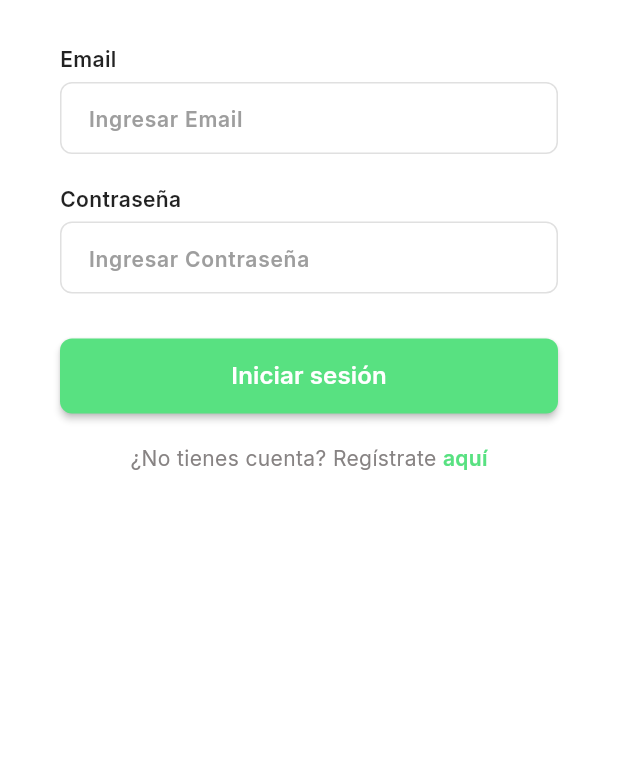
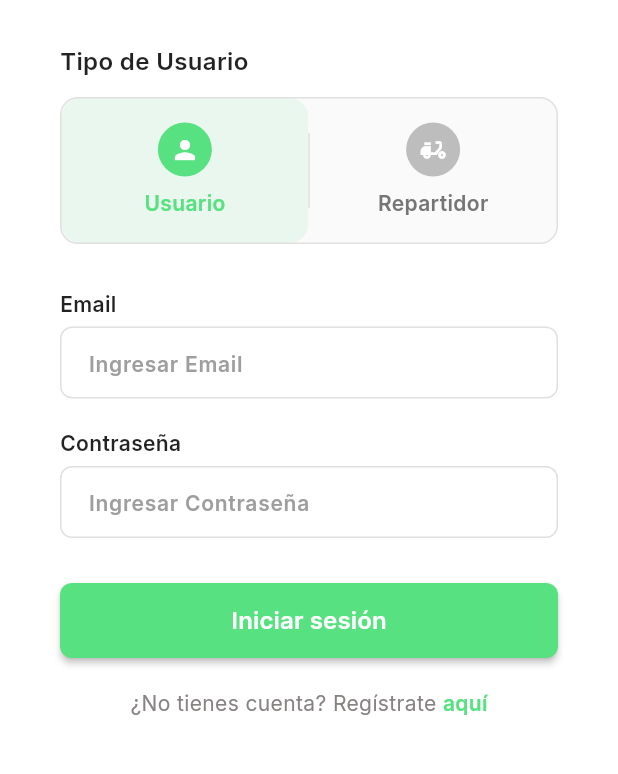
Before and after one commit to jaherrera2004/MiMercado-Frontend-Movil, a Flutter app: the IniciarSesionScreen screen opened by its route, on a phone screen of 412 x 824 dp, the part 365-1139 px from its top. Run offline on Flutter 3.47's test engine with Material 3 defaults, Android fonts, the phone set to English and light mode, and no system bars; our stand-ins replace google_fonts.

Commit message:
seleccionar tipo de usuario

```diff
--- a/lib/pages/auth/widgets/LoginForm.dart
+++ b/lib/pages/auth/widgets/LoginForm.dart
@@ -3,6 +3,7 @@ import '../../../shared/widgets/forms/CustomTextField.dart';
 import '../../../shared/widgets/buttons/PrimaryButton.dart';
 import '../../../shared/widgets/navigation/NavigationLink.dart';
 import '../../../shared/widgets/text/PageTitle.dart';
+import 'UserTypeSelector.dart';
 
 /// Formulario de inicio de sesión separado del widget principal
 class LoginForm extends StatefulWidget {
@@ -18,6 +19,7 @@ class _LoginFormState extends State<LoginForm> {
   final _passwordController = TextEditingController();
 
   bool _isLoading = false;
+  UserType _selectedUserType = UserType.usuario;
 
   @override
   void dispose() {
@@ -33,15 +35,24 @@ class _LoginFormState extends State<LoginForm> {
       });
 
       // TODO: Implementar lógica de inicio de sesión con Firebase
+      // Incluir el tipo de usuario seleccionado en la autenticación
+      print('Iniciando sesión como: ${_selectedUserType == UserType.usuario ? 'Usuario' : 'Repartidor'}');
+      print('Email: ${_emailController.text}');
+
       await Future.delayed(const Duration(seconds: 2)); // Simulación
 
       setState(() {
         _isLoading = false;
       });
 
-      // Navegar a home
+      // Navegar a home o dashboard del repartidor según el tipo seleccionado
       if (mounted) {
-        Navigator.pushNamed(context, '/home');
+        if (_selectedUserType == UserType.usuario) {
+          Navigator.pushNamed(context, '/home');
+        } else {
+          // TODO: Crear ruta para dashboard del repartidor
+          Navigator.pushNamed(context, '/home'); // Por ahora va a home, después se puede cambiar
+        }
       }
     }
   }
@@ -63,6 +74,19 @@ class _LoginFormState extends State<LoginForm> {
               fontSize: 32,
               color: Colors.grey,
               textAlign: TextAlign.start,
+            ),
+
+            const SizedBox(height: 30),
+
+            // Selector de tipo de usuario
+            UserTypeSelector(
+              selectedType: _selectedUserType,
+              onChanged: (UserType type) {
+                setState(() {
+                  _selectedUserType = type;
+                });
+              },
+              primaryColor: primaryColor,
             ),
 
             const SizedBox(height: 30),
--- /dev/null
+++ b/lib/pages/auth/widgets/UserTypeSelector.dart
@@ -0,0 +1,112 @@
+import 'package:flutter/material.dart';
+
+enum UserType { usuario, repartidor }
+
+/// Widget personalizado para seleccionar entre Usuario y Repartidor
+class UserTypeSelector extends StatelessWidget {
+  final UserType selectedType;
+  final Function(UserType) onChanged;
+  final Color primaryColor;
+
+  const UserTypeSelector({
+    super.key,
+    required this.selectedType,
+    required this.onChanged,
+    required this.primaryColor,
+  });
+
+  @override
+  Widget build(BuildContext context) {
+    return Column(
+      crossAxisAlignment: CrossAxisAlignment.start,
+      children: [
+        const Text(
+          "Tipo de Usuario",
+          style: TextStyle(
+            fontSize: 16,
+            fontWeight: FontWeight.w600,
+            color: Colors.black87,
+          ),
+        ),
+        const SizedBox(height: 12),
+        Container(
+          decoration: BoxDecoration(
+            borderRadius: BorderRadius.circular(12),
+            border: Border.all(color: Colors.grey.shade300),
+            color: Colors.grey.shade50,
+          ),
+          child: Row(
+            children: [
+              Expanded(
+                child: _buildOption(
+                  type: UserType.usuario,
+                  label: "Usuario",
+                  icon: Icons.person,
+                ),
+              ),
+              Container(
+                width: 1,
+                height: 50,
+                color: Colors.grey.shade300,
+              ),
+              Expanded(
+                child: _buildOption(
+                  type: UserType.repartidor,
+                  label: "Repartidor",
+                  icon: Icons.delivery_dining,
+                ),
+              ),
+            ],
+          ),
+        ),
+      ],
+    );
+  }
+
+  Widget _buildOption({
+    required UserType type,
+    required String label,
+    required IconData icon,
+  }) {
+    final isSelected = selectedType == type;
+
+    return GestureDetector(
+      onTap: () => onChanged(type),
+      child: AnimatedContainer(
+        duration: const Duration(milliseconds: 200),
+        padding: const EdgeInsets.symmetric(vertical: 16, horizontal: 12),
+        decoration: BoxDecoration(
+          color: isSelected ? primaryColor.withOpacity(0.1) : Colors.transparent,
+          borderRadius: BorderRadius.circular(12),
+        ),
+        child: Column(
+          mainAxisSize: MainAxisSize.min,
+          children: [
+            AnimatedContainer(
+              duration: const Duration(milliseconds: 200),
+              padding: const EdgeInsets.all(8),
+              decoration: BoxDecoration(
+                color: isSelected ? primaryColor : Colors.grey.shade400,
+                shape: BoxShape.circle,
+              ),
+              child: Icon(
+                icon,
+                color: Colors.white,
+                size: 20,
+              ),
+            ),
+            const SizedBox(height: 8),
+            Text(
+              label,
+              style: TextStyle(
+                fontSize: 14,
+                fontWeight: FontWeight.w600,
+                color: isSelected ? primaryColor : Colors.grey.shade600,
+              ),
+            ),
+          ],
+        ),
+      ),
+    );
+  }
+}
```
